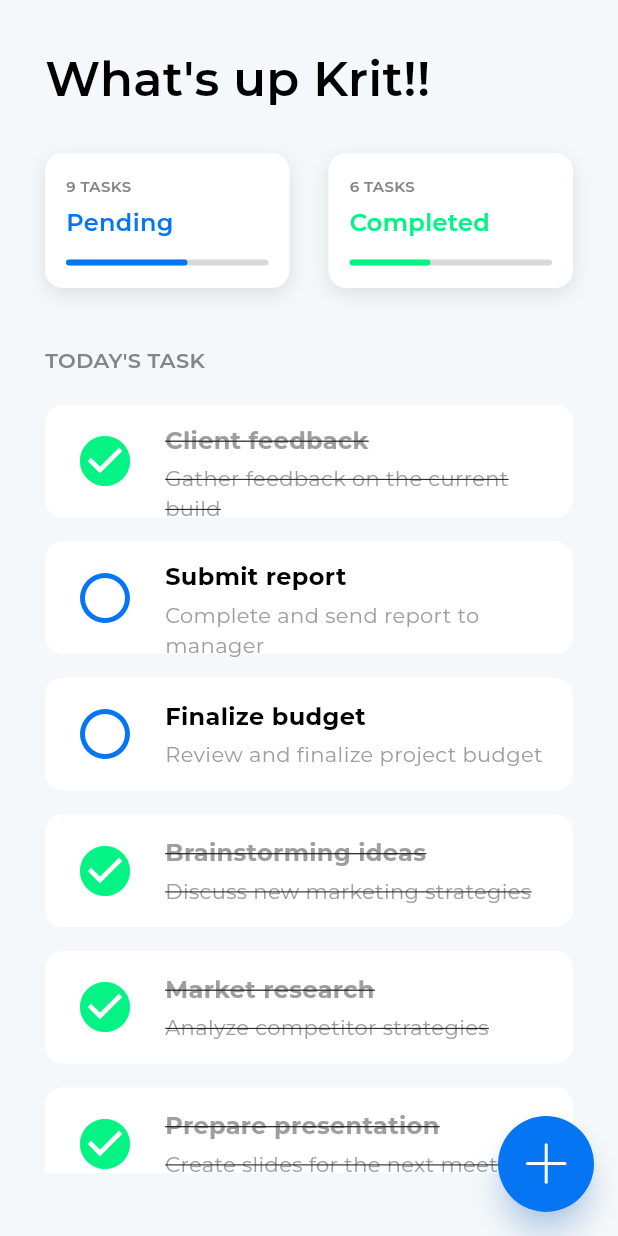
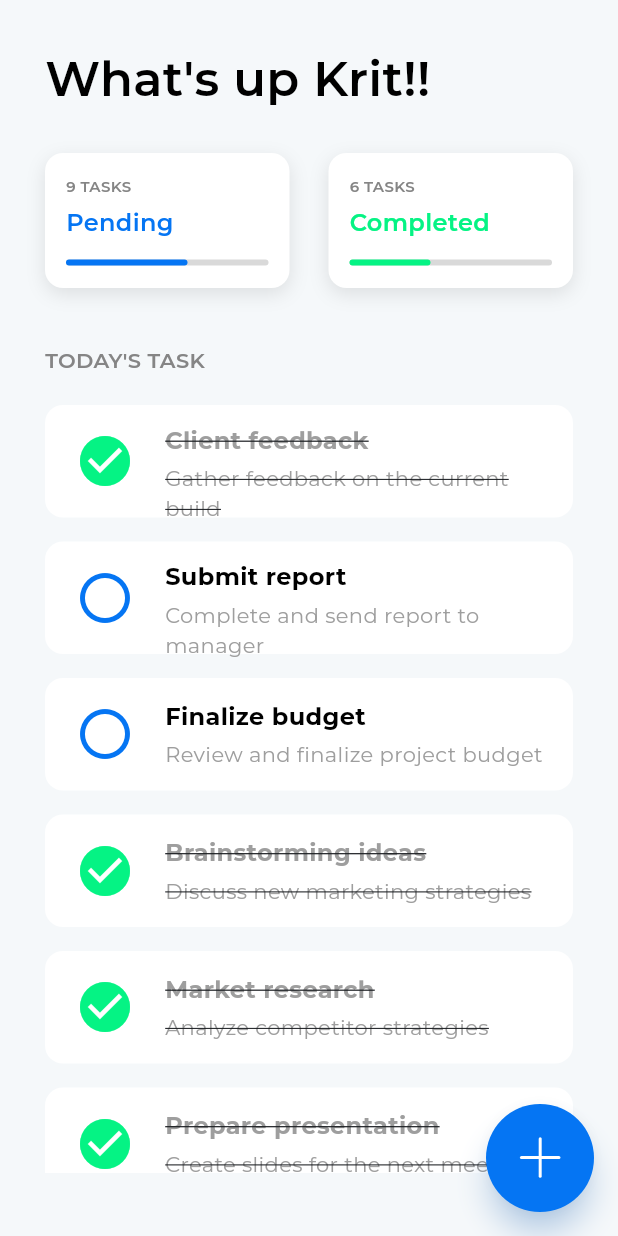
Before and after one commit to kritkhsrx/assignment-todo-list, a Flutter app: the screen it shows after launch, on a phone screen of 412 x 824 dp. Run offline on Flutter 3.47's test engine with Material 3 defaults, Android fonts, the phone set to English and light mode, and no system bars; our stand-ins replace bloc, flutter_bloc, flutter_svg.

Commit message:
fixed : add button

```diff
--- a/lib/modules/views/todo_list.view.dart
+++ b/lib/modules/views/todo_list.view.dart
@@ -69,15 +69,20 @@ class TodoListView extends StatelessWidget {
     if (state is TodoLoading || state is TodoInitial) {
       return const SizedBox.shrink();
     } else {
-      return Material(
-        elevation: 8.0,
-        shape: const CircleBorder(),
-        shadowColor: const Color(0xFF0575F3).withOpacity(0.42),
-        child: ClipOval(
-          child: Container(
-            width: 64,
-            height: 64,
-            color: const Color(0xFF0575F3),
+      return SizedBox(
+        width: 72,
+        height: 72,
+        child: Material(
+          elevation: 8.0,
+          shape: const CircleBorder(),
+          shadowColor: const Color(0xFF0575F3).withOpacity(0.42),
+          color: const Color(0xFF0575F3),
+          child: InkWell(
+            onTap: () {
+              print('Icon Pressed!');
+            },
+            customBorder: const CircleBorder(),
+            splashColor: Colors.white.withOpacity(0.3),
             child: Center(
               child: SvgPicture.asset(
                 AppIcons.addIcon,
```
